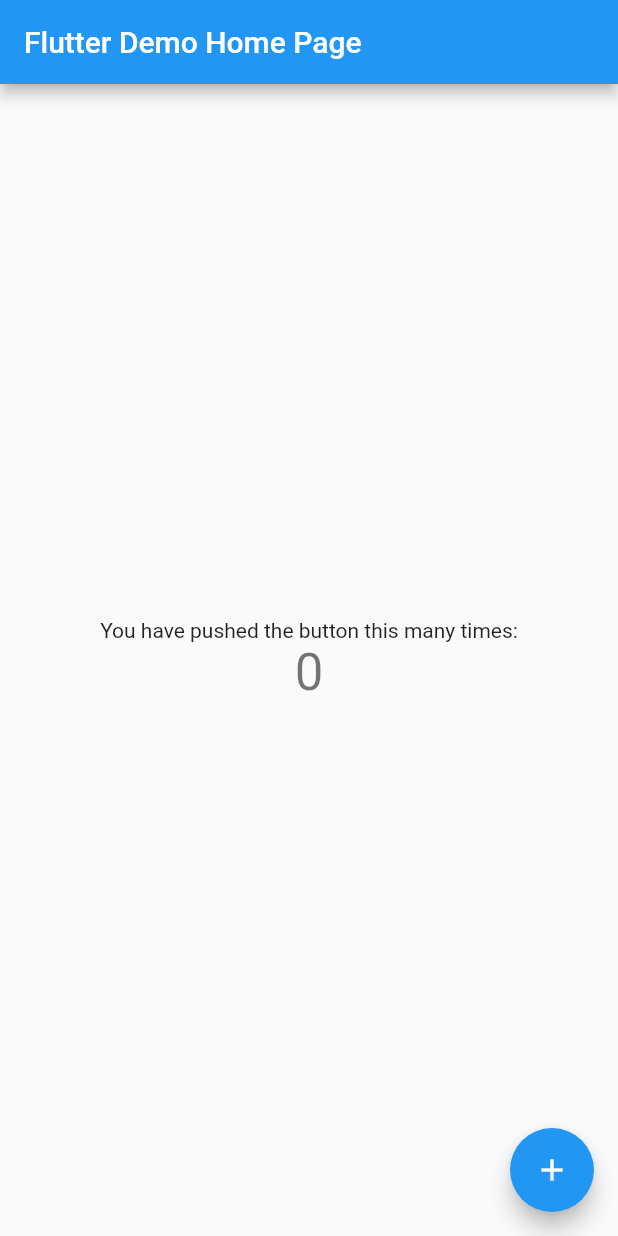
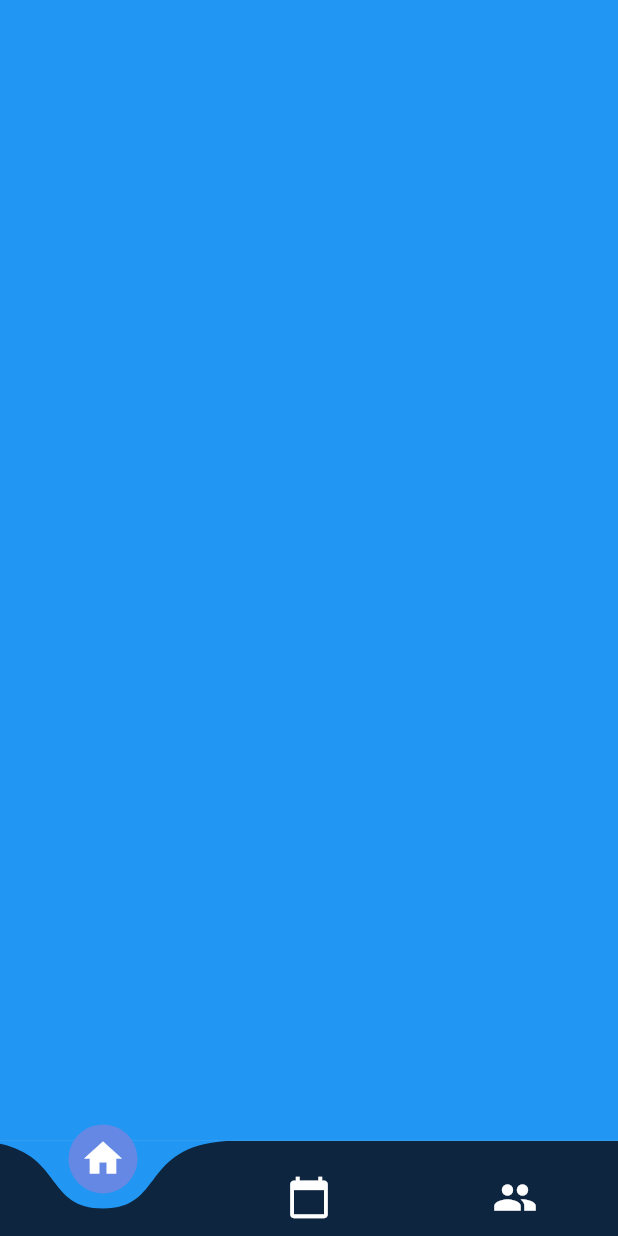
Before and after one commit to 330i/ecogoals, a Flutter app: the screen it shows after launch, on a phone screen of 412 x 824 dp. Run offline on Flutter 3.47's test engine with Material 2 defaults, Android fonts, the phone set to English and light mode, and no system bars; drawn by our look-alikes of curved_navigation_bar; our stand-ins replace md2_tab_indicator.

Commit message:
Added the Bottom app bar and the details thing that shows up when u scan stuff.

```diff
--- /dev/null
+++ b/lib/bottomAppBar.dart
@@ -0,0 +1,42 @@
+import 'package:curved_navigation_bar/curved_navigation_bar.dart';
+import 'bottomBarPages/thirdPage.dart';
+import 'package:flutter/material.dart';
+import 'package:ecogoals/themes/colors.dart';
+
+class BottomBar extends StatefulWidget {
+  @override
+  _BottomBarState createState() => _BottomBarState();
+}
+
+class _BottomBarState extends State<BottomBar> {
+  int _currentIndex = 0;
+  //Sketask sketisk, put the community widget in this list
+  final List<Widget> _children = [Container(color: Colors.blue,), Container(color: Colors.green,), Details() ];
+
+  @override
+  Widget build(BuildContext context) {
+    return Scaffold(
+        bottomNavigationBar: CurvedNavigationBar(
+          height: MediaQuery.of(context).size.height / 13,
+          buttonBackgroundColor: LightColors.kBlue,
+          color: LightColors.kDarkBlue,
+          backgroundColor: Colors.blue,
+          items: <Widget>[
+            Icon(Icons.home, size: 30, color: Colors.white,),
+            Icon(Icons.calendar_today, size: 30, color: Colors.white,),
+            Icon(Icons.people, size: 30, color: Colors.white,),
+          ],
+          onTap: (index) {
+            onTabTabbed(index);
+          },
+        ),
+        body: _children[_currentIndex]);
+  }
+
+  void onTabTabbed(int index) {
+    setState(() {
+      _currentIndex = index;
+    });
+    print(index);
+  }
+}
--- a/lib/main.dart
+++ b/lib/main.dart
@@ -1,4 +1,5 @@
 import 'package:flutter/material.dart';
+import 'bottomAppBar.dart';
 
 void main() {
   runApp(MyApp());
@@ -22,7 +23,7 @@
         // is not restarted.
         primarySwatch: Colors.blue,
       ),
-      home: MyHomePage(title: 'Flutter Demo Home Page'),
+      home: BottomBar(),
     );
   }
 }
--- /dev/null
+++ b/lib/themes/colors.dart
@@ -0,0 +1,16 @@
+import 'package:flutter/material.dart';
+
+class LightColors  {
+  static const Color kLightYellow = Color(0xFFFFF9EC);
+  static const Color kLightYellow2 = Color(0xFFFFE9C7);
+  static const Color kDarkYellow = Color(0xFFF9BE7C);
+  static const Color kPalePink = Color(0xFFFED4D6);
+
+  static const Color kRed = Color(0xFFE46472);
+  static const Color kLavender = Color(0xFFD5E4FE);
+  static const Color kBlue = Color(0xFF6488E4);
+  static const Color kLightGreen = Color(0xFFD9E6DC);
+  static const Color kGreen = Color(0xFF309397);
+
+  static const Color kDarkBlue = Color(0xFF0D253F);
+}
--- a/pubspec.yaml
+++ b/pubspec.yaml
@@ -28,6 +28,8 @@
   # The following adds the Cupertino Icons font to your application.
   # Use with the CupertinoIcons class for iOS style icons.
   cupertino_icons: ^1.0.2
+  curved_navigation_bar: ^0.3.3
+  md2_tab_indicator: ^1.0.2
 
 dev_dependencies:
   flutter_test:
```
Also changed, not shown: lib/bottomBarPages/thirdPage.dart (added, +82 -0 lines), pubspec.lock.
